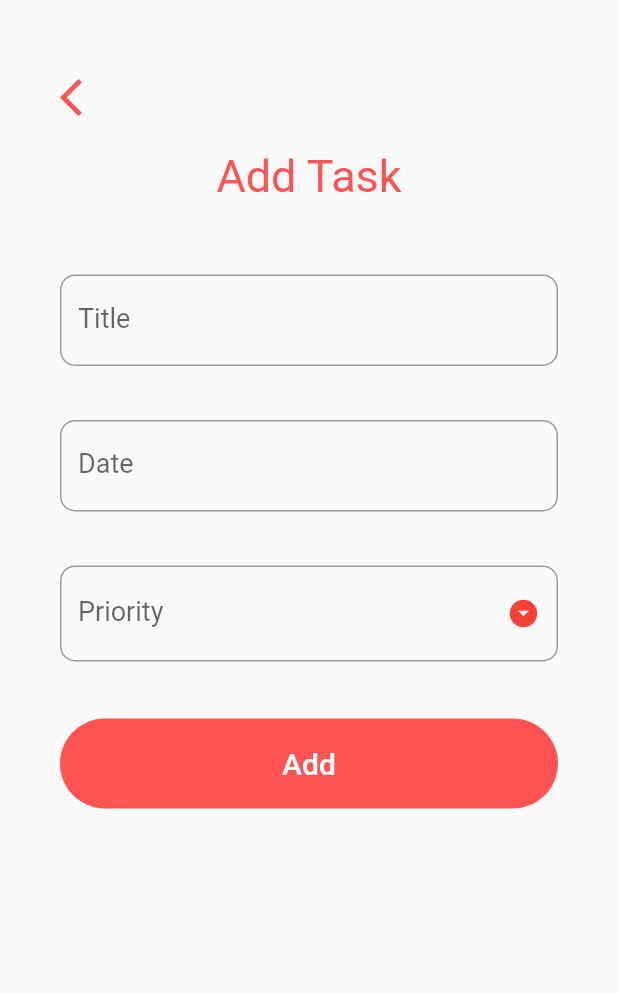
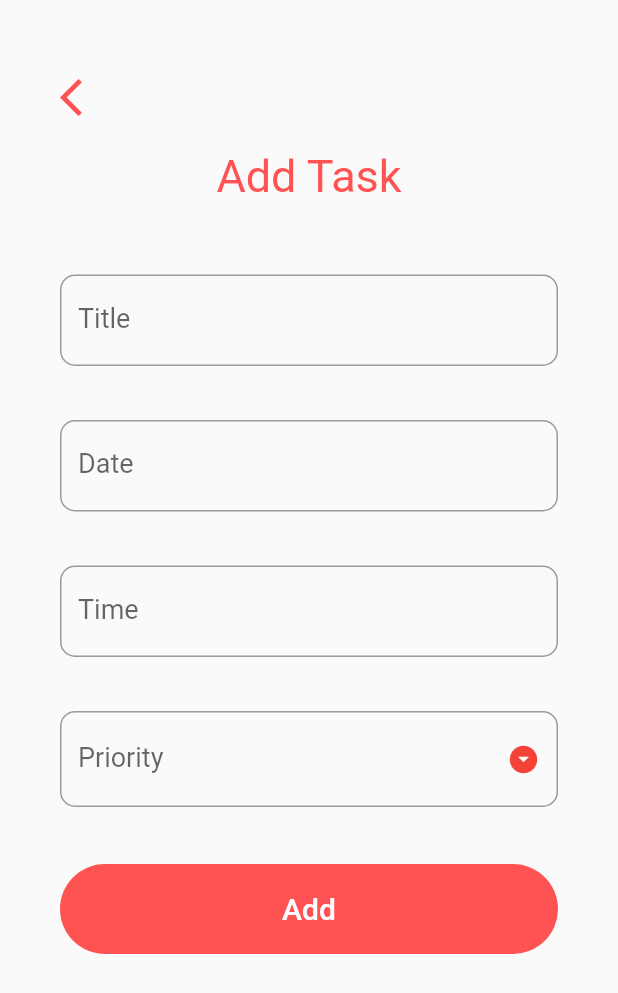
Before and after one commit to everythinguwannatobe/flutter-task-manager, a Flutter app: the screen it shows after launch, after a tap on the "add circle outline" icon, on a phone screen of 412 x 824 dp. Shown: the top 993 px of the screen. Run offline on Flutter 3.47's test engine with Material 2 defaults, Android fonts, the phone set to English and light mode, and no system bars.

Commit message:
Added TimeOfDay Picker

```diff
--- a/lib/Screens/add_task_screen.dart
+++ b/lib/Screens/add_task_screen.dart
@@ -11,9 +11,13 @@ class _AddTaskState extends State<AddTask> {
   String _title = "";
   String _priority;
   DateTime _date = DateTime.now();
+  TimeOfDay _time = TimeOfDay.now();
+
   TextEditingController _dateController = TextEditingController();
+  TextEditingController _timeController = TextEditingController();
 
   final DateFormat _dateFormatter = DateFormat("MMM dd, yyyy");
+  final TimeOfDay _timeFormatter = TimeOfDay(hour: 7, minute: 15);
 
   final List<String> _priorities = ['Low', 'Medium', 'High'];
 
@@ -32,8 +36,21 @@ class _AddTaskState extends State<AddTask> {
     }
   }
 
-  _submit(){
-    if(_formKey.currentState.validate()) {
+  _handleTimePicker() async {
+    final TimeOfDay time = await showTimePicker(
+      context: context,
+      initialTime: TimeOfDay(hour: 00, minute: 00),
+    );
+    if (time != null) {
+      setState(() {
+        _time = time;
+      });
+      _timeController.text = "${_time.format(context)}";
+    }
+  }
+
+  _submit() {
+    if (_formKey.currentState.validate()) {
       _formKey.currentState.save();
 
       print("Added");
@@ -112,6 +129,21 @@ class _AddTaskState extends State<AddTask> {
                       ),
                       Padding(
                         padding: const EdgeInsets.symmetric(vertical: 18.0),
+                        child: TextFormField(
+                          controller: _timeController,
+                          style: TextStyle(fontSize: 18.0),
+                          onTap: _handleTimePicker,
+                          decoration: InputDecoration(
+                            labelText: 'Time',
+                            labelStyle: TextStyle(fontSize: 18.0),
+                            border: OutlineInputBorder(
+                              borderRadius: BorderRadius.circular(10.0),
+                            ),
+                          ),
+                        ),
+                      ),
+                      Padding(
+                        padding: const EdgeInsets.symmetric(vertical: 18.0),
                         child: DropdownButtonFormField(
                           isDense: true,
                           icon: Icon(Icons.arrow_drop_down_circle),
--- a/lib/main.dart
+++ b/lib/main.dart
@@ -12,7 +12,7 @@ class MyApp extends StatelessWidget {
       title: 'Task Manager',
       debugShowCheckedModeBanner: false,
       theme: ThemeData(
-        primarySwatch: Colors.grey,
+        primarySwatch: Colors.red,
         visualDensity: VisualDensity.adaptivePlatformDensity,
       ),
       home: HomeScreen(),
```
